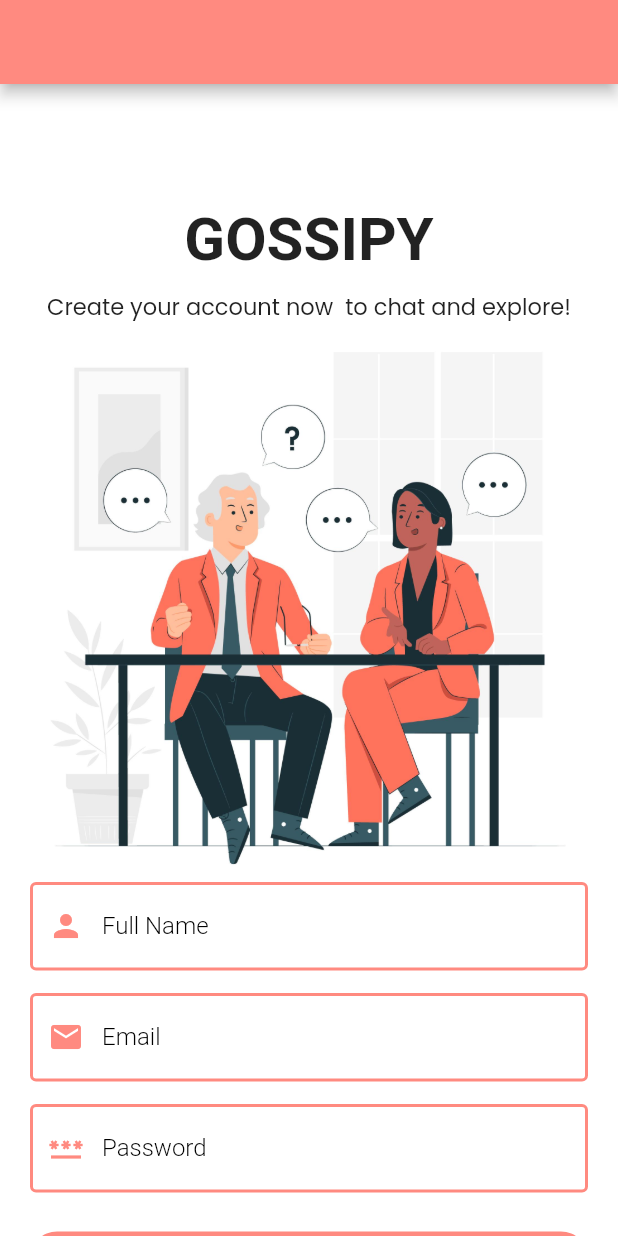
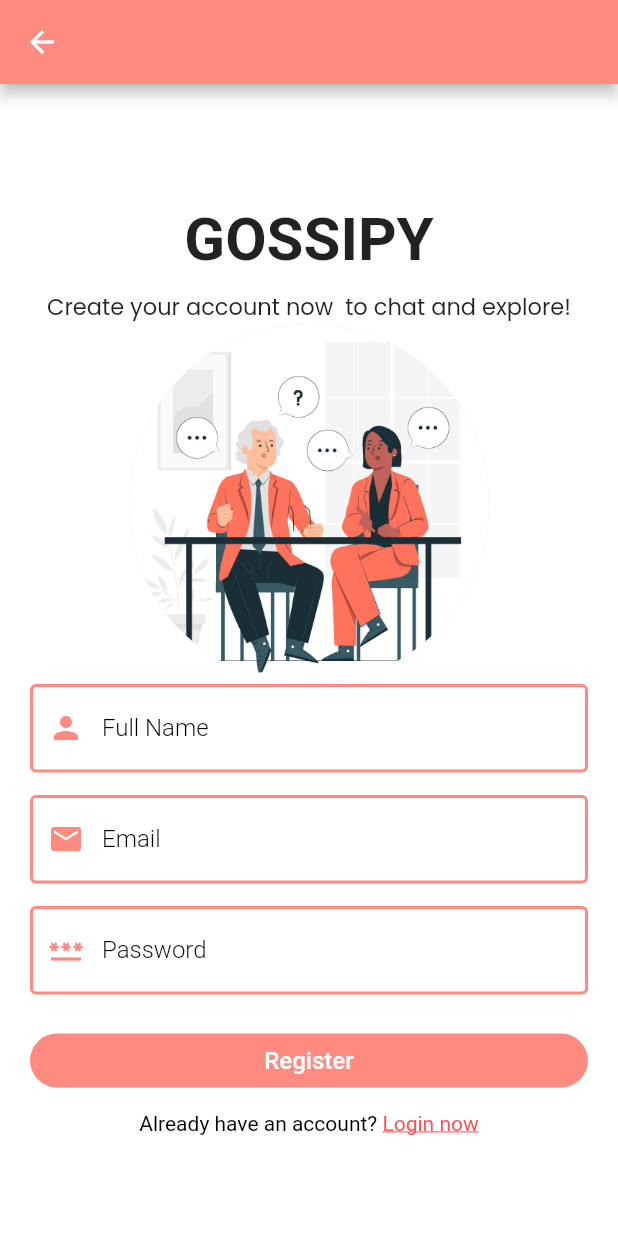
Before and after one commit to mansi05041/chatgrp_firebase, a Flutter app: the RegisterPage screen opened directly, on a phone screen of 412 x 824 dp. Run offline on Flutter 3.47's test engine with Material 2 defaults, Android fonts, the phone set to English and light mode, and no system bars; our stand-ins replace animated_splash_screen, cloud_firestore, firebase_auth, firebase_core, google_fonts, google_sign_in and 1 more; accounts and stored records are empty; Roboto replaces fonts that are missing (Eczar).

Commit message:
Update register_page.dart

```diff
--- a/lib/pages/register_page.dart
+++ b/lib/pages/register_page.dart
@@ -27,7 +27,6 @@ class _RegisterPageState extends State<RegisterPage> {
     return Scaffold(
         appBar: AppBar(
           backgroundColor: Theme.of(context).primaryColor,
-          automaticallyImplyLeading: false,
         ),
         body: _isLoading
             ? Center(
@@ -54,7 +53,11 @@ class _RegisterPageState extends State<RegisterPage> {
                                 textStyle: const TextStyle(
                                     fontSize: 15,
                                     fontWeight: FontWeight.w400))),
-                        Image.asset("image/people_gossip.jpg"),
+                        CircleAvatar(
+                          radius: 120,
+                          backgroundImage:
+                              AssetImage("image/people_gossip.jpg"),
+                        ),
                         TextFormField(
                           decoration: textInputDecoration.copyWith(
                               labelText: "Full Name",
@@ -147,15 +150,16 @@ class _RegisterPageState extends State<RegisterPage> {
                           height: 10,
                         ),
                         Text.rich(TextSpan(
-                          text: "Already have an account?",
+                          text: "Already have an account? ",
                           style: const TextStyle(
                               color: Colors.black, fontSize: 14),
                           children: <TextSpan>[
                             TextSpan(
                                 text: "Login now",
                                 style: const TextStyle(
-                                    color: Colors.black,
-                                    decoration: TextDecoration.underline),
+                                  color: Colors.redAccent,
+                                  decoration: TextDecoration.underline,
+                                ),
                                 recognizer: TapGestureRecognizer()
                                   ..onTap = () {
                                     nextScreen(context, const LoginPage());
```
